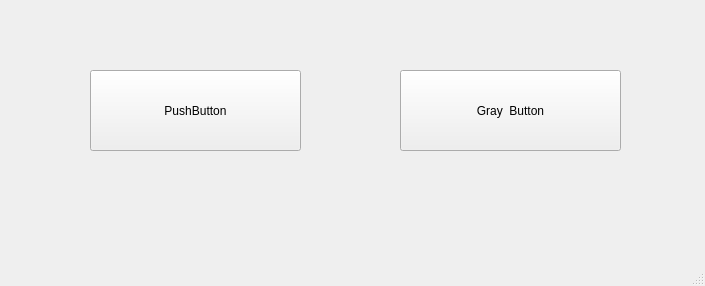
The window that lui_testing/py3_pyside2_n_dui2/icon_tst/simple.ui (luisodls/dui_prototyping) describes before a commit, drawn with Qt 5.
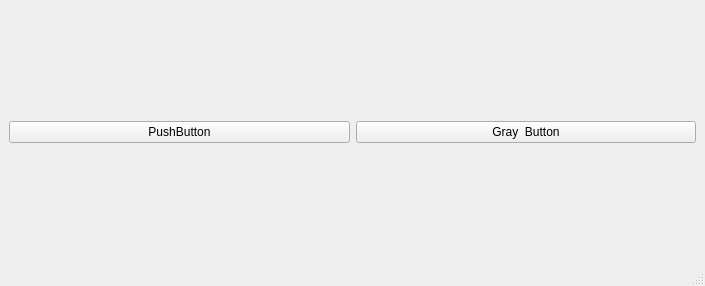
The same window after the commit. Icons and pictures are not drawn.

The edit to the form file:
```diff
--- a/lui_testing/py3_pyside2_n_dui2/icon_tst/simple.ui
+++ b/lui_testing/py3_pyside2_n_dui2/icon_tst/simple.ui
@@ -14,15 +14,13 @@
    <string>MainWindow</string>
   </property>
   <widget class="QWidget" name="centralwidget">
+   <layout class="QGridLayout" name="gridLayout">
+    <item row="0" column="0">
+     <layout class="QVBoxLayout" name="verticalLayout_2">
+      <item>
+       <layout class="QHBoxLayout" name="horizontalLayout_2">
+        <item>
    <widget class="QPushButton" name="pushButton">
-    <property name="geometry">
-     <rect>
-      <x>90</x>
-      <y>70</y>
-      <width>211</width>
-      <height>81</height>
-     </rect>
-    </property>
     <property name="text">
      <string>PushButton</string>
     </property>
@@ -37,19 +35,22 @@
      </size>
     </property>
    </widget>
+        </item>
+        <item>
    <widget class="QPushButton" name="GrayButton">
-    <property name="geometry">
-     <rect>
-      <x>400</x>
-      <y>70</y>
-      <width>221</width>
-      <height>81</height>
-     </rect>
-    </property>
     <property name="text">
      <string>Gray  Button</string>
     </property>
    </widget>
+        </item>
+       </layout>
+      </item>
+      <item>
+       <layout class="QVBoxLayout" name="TstVerticalLayout"/>
+      </item>
+     </layout>
+    </item>
+   </layout>
   </widget>
   <widget class="QMenuBar" name="menubar">
    <property name="geometry">
```
Left out of the diff: 2 changed lines with no effect on the pictures. Lines whose indentation alone changed are shown as unchanged.
